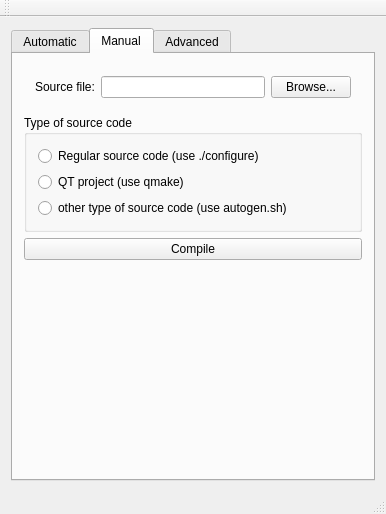
Old version of the form mainwindow.ui in the repository Odd0002/SourceInstaller.
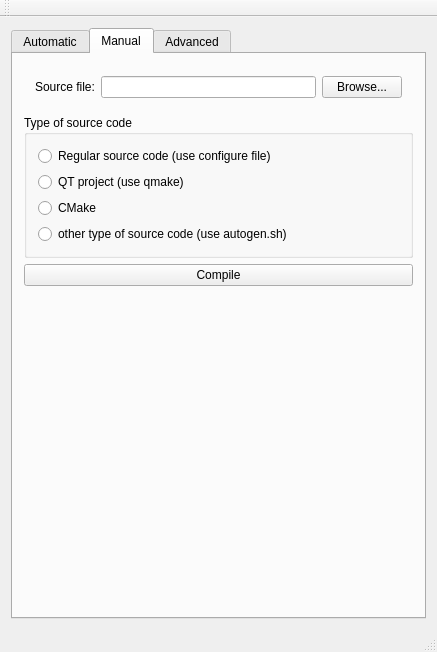
New version of the form.

Diff of the .ui file:
```diff
--- a/mainwindow.ui
+++ b/mainwindow.ui
@@ -6,8 +6,8 @@
    <rect>
     <x>0</x>
     <y>0</y>
-    <width>386</width>
-    <height>514</height>
+    <width>437</width>
+    <height>652</height>
    </rect>
   </property>
   <property name="windowTitle">
@@ -133,7 +133,7 @@
            <item>
             <widget class="QRadioButton" name="configSource">
              <property name="text">
-              <string>Regular source code (use ./configure)</string>
+              <string>Regular source code (use configure file)</string>
              </property>
             </widget>
            </item>
@@ -144,6 +144,13 @@
              </property>
             </widget>
            </item>
+           <item>
+            <widget class="QRadioButton" name="CMakeSource">
+             <property name="text">
+              <string>CMake</string>
+             </property>
+            </widget>
+           </item>
            <item>
             <widget class="QRadioButton" name="autogenSource">
              <property name="text">
```
Left out of the diff: 11 changed lines with no effect on the pictures.
